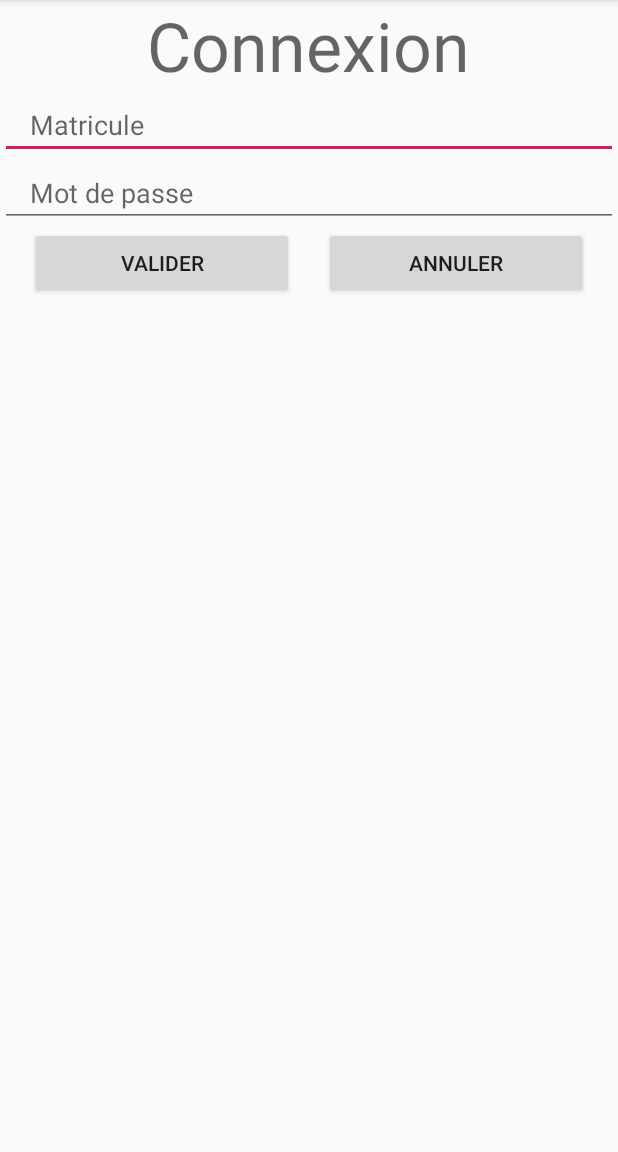
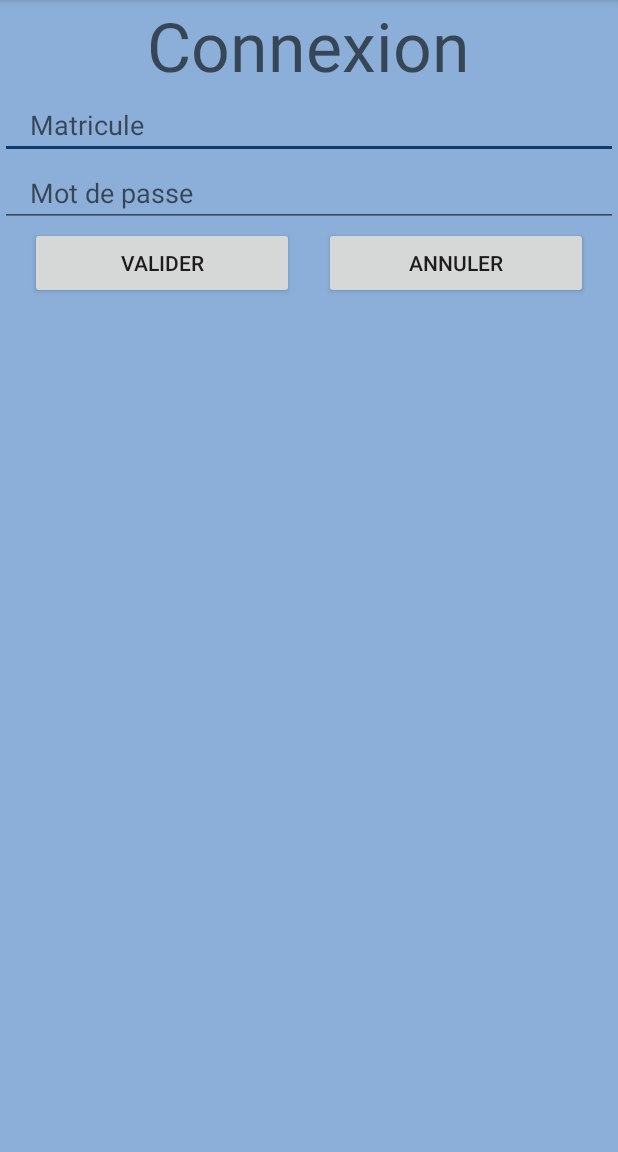
Before and after one commit to tite-lou/GSBAndroid, an Android app: the screen it shows after launch (MainActivity), on a phone screen of 412 x 824 dp, the part 84-1236 px from its top. Run offline under Robolectric (Android 15) with nearby library versions, the phone set to English and light mode, and no system bars; our stand-ins replace Volley.

Commit message:
un peu de CSS au color de GSB

```diff
--- a/app/src/main/res/layout/activity_gsb_menu.xml
+++ b/app/src/main/res/layout/activity_gsb_menu.xml
@@ -5,6 +5,7 @@
     android:layout_width="match_parent"
     android:layout_height="match_parent"
     tools:context=".GsbMenuActivity"
+    android:background="#8BAFD8"
     android:orientation="vertical">
 
 
--- a/app/src/main/res/layout/activity_main.xml
+++ b/app/src/main/res/layout/activity_main.xml
@@ -5,7 +5,8 @@
     android:layout_width="match_parent"
     android:layout_height="match_parent"
     android:orientation="vertical"
-    tools:context=".MainActivity">
+    tools:context=".MainActivity"
+    android:background="#8BAFD8">
 
     <TextView
         android:layout_width="wrap_content"
--- a/app/src/main/res/values/styles.xml
+++ b/app/src/main/res/values/styles.xml
@@ -5,12 +5,12 @@
         <!-- Customize your theme here. -->
         <item name="colorPrimary">#3567A3</item>
         <item name="colorPrimaryDark">@color/colorPrimaryDark</item>
-        <item name="colorAccent">@color/colorAccent</item>
+        <item name="colorAccent">#0F3B6D</item>
     </style>
-    <style name="layout">
+    <style name="Layout">
         <item name="android:background">#8BAFD8</item>
+        <item name="android:padding">5sp</item>
     </style>
-
     <style name="AppTheme.NoActionBar">
         <item name="windowActionBar">false</item>
         <item name="windowNoTitle">true</item>
```
